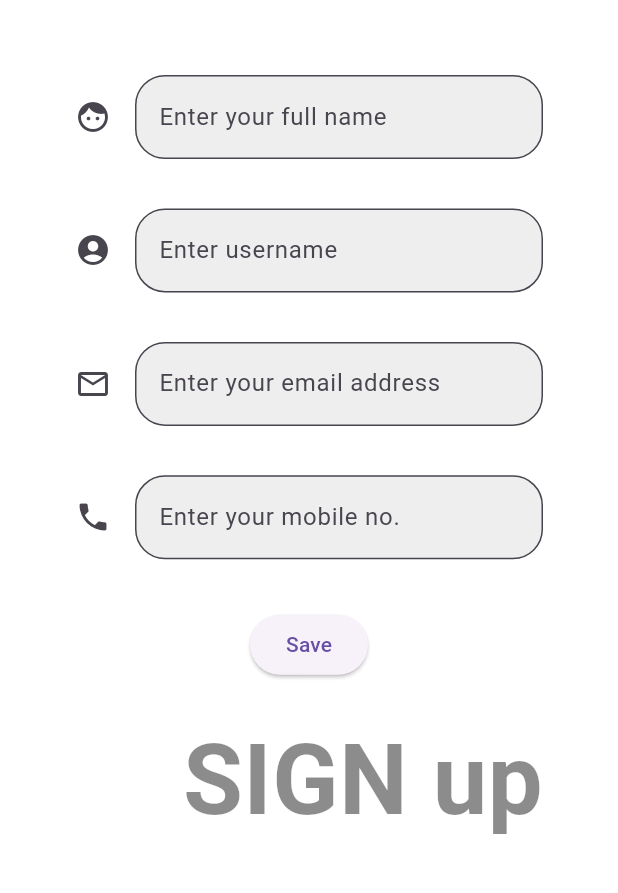
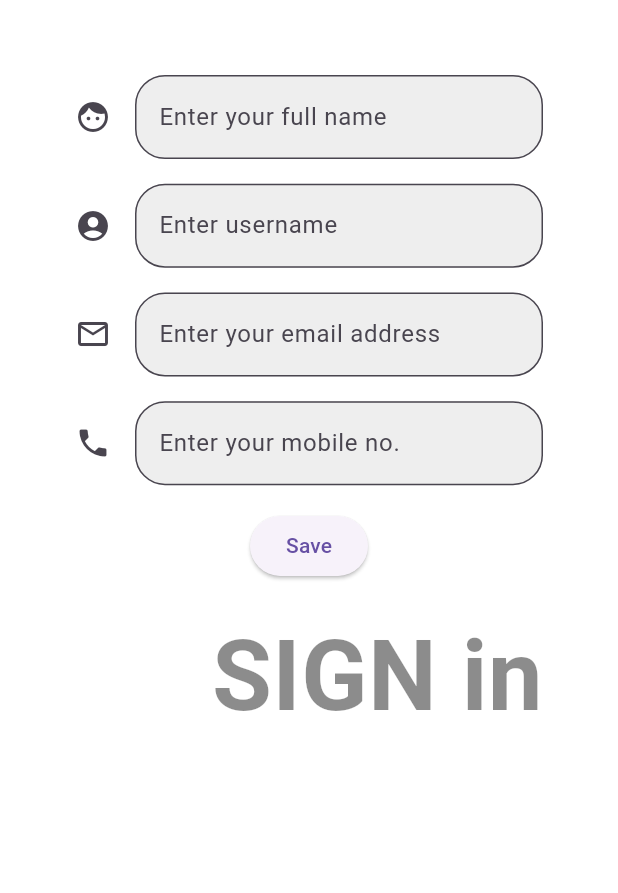
Before and after one commit to Ratndeep1999/to_do_app, a Flutter app: the SignUpPage screen opened directly, on a phone screen of 412 x 824 dp, the part 84-977 px from its top. Run offline on Flutter 3.47's test engine with Material 3 defaults, Android fonts, the phone set to English and light mode, and no system bars.

```diff
--- a/lib/sign_up_page.dart
+++ b/lib/sign_up_page.dart
@@ -62,7 +62,7 @@ class _SignUpPageState extends State<SignUpPage> {
                       ),
                     ),
 
-                    SizedBox(height: MediaQuery.of(context).size.height * 0.04),
+                    SizedBox(height: MediaQuery.of(context).size.height * 0.02),
 
                     /// Username
                     TextFormField(
@@ -84,7 +84,7 @@ class _SignUpPageState extends State<SignUpPage> {
                       ),
                     ),
 
-                    SizedBox(height: MediaQuery.of(context).size.height * 0.04),
+                    SizedBox(height: MediaQuery.of(context).size.height * 0.02),
 
                     /// Email
                     TextFormField(
@@ -107,7 +107,7 @@ class _SignUpPageState extends State<SignUpPage> {
                       ),
                     ),
 
-                    SizedBox(height: MediaQuery.of(context).size.height * 0.04),
+                    SizedBox(height: MediaQuery.of(context).size.height * 0.02),
 
                     /// Phone no.
                     TextFormField(
@@ -130,7 +130,7 @@ class _SignUpPageState extends State<SignUpPage> {
                       ),
                     ),
 
-                    SizedBox(height: MediaQuery.of(context).size.height * 0.04),
+                    SizedBox(height: MediaQuery.of(context).size.height * 0.02),
 
                     ElevatedButton(
                       onPressed: () {
@@ -145,7 +145,7 @@ class _SignUpPageState extends State<SignUpPage> {
                       child: Text('Save'),
                     ),
 
-                    SizedBox(height: 20),
+                    SizedBox(height: MediaQuery.of(context).size.height * 0.02 ),
 
                     /// Sign in
                     InkWell(
@@ -159,7 +159,7 @@ class _SignUpPageState extends State<SignUpPage> {
                       child: SizedBox(
                         width: MediaQuery.of(context).size.width,
                         child: Text(
-                          'SIGN up',
+                          'SIGN in',
                           textDirection: TextDirection.rtl,
                           style: TextStyle(
                             fontSize: 65,
```
